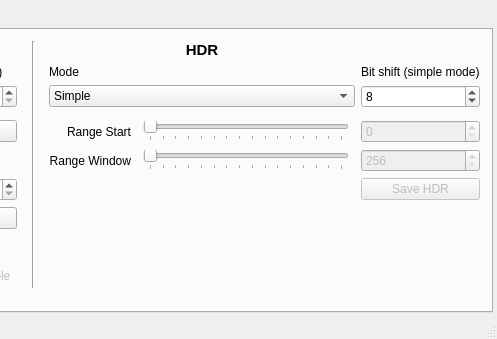
This is ui/mainwindow.ui in emergent-design/libpsinc as Qt 5 draws it before an edit; both pictures show x 251 to 748 and y 237 to 576 of the 748 by 576 pixel window. The edited form follows.
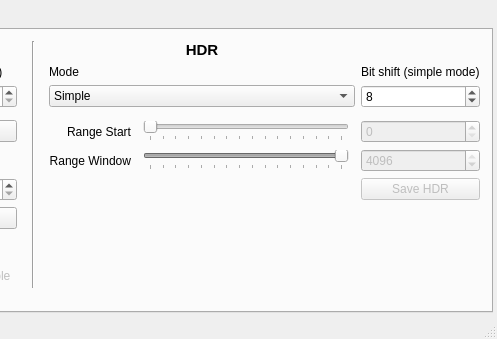
This is the edited form. The open tabs and pages were chosen to show the change. Custom widgets are drawn as their Qt base class.

Commit message: Range and Window modes in the expert tab now bit shift the pixel data first since the mt9 uses the upper 12 bits of the 16-bit channel.

```diff
--- a/ui/mainwindow.ui
+++ b/ui/mainwindow.ui
@@ -635,7 +635,7 @@
            <number>256</number>
           </property>
           <property name="value">
-           <number>256</number>
+           <number>4096</number>
           </property>
           <property name="tracking">
            <bool>true</bool>
@@ -691,7 +691,7 @@
            <number>32</number>
           </property>
           <property name="value">
-           <number>256</number>
+           <number>4096</number>
           </property>
          </widget>
         </item>
```
The commit also changes 2 other files.
